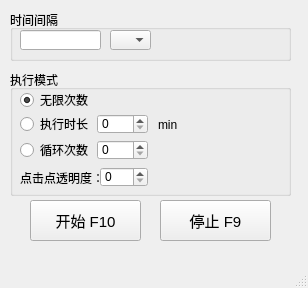
This is 27_Clicker/mainwindow.ui in LaoCaiLe/auto-clicker-base-qt as Qt 5 draws it before an edit. The edited form follows.
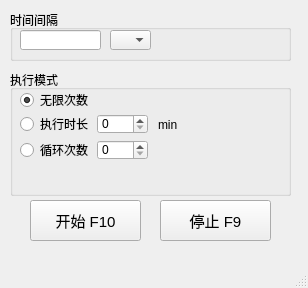
This is the edited form.

What changed in the file:
```diff
--- a/27_Clicker/mainwindow.ui
+++ b/27_Clicker/mainwindow.ui
@@ -147,32 +147,6 @@
       <string>min</string>
      </property>
     </widget>
-    <widget class="QLabel" name="label_2">
-     <property name="geometry">
-      <rect>
-       <x>10</x>
-       <y>100</y>
-       <width>84</width>
-       <height>16</height>
-      </rect>
-     </property>
-     <property name="text">
-      <string>点击点透明度：</string>
-     </property>
-    </widget>
-    <widget class="QSpinBox" name="spinBox_trans">
-     <property name="geometry">
-      <rect>
-       <x>90</x>
-       <y>97</y>
-       <width>48</width>
-       <height>20</height>
-      </rect>
-     </property>
-     <property name="maximum">
-      <number>100</number>
-     </property>
-    </widget>
    </widget>
    <widget class="QGroupBox" name="groupBox_2">
     <property name="geometry">
```
